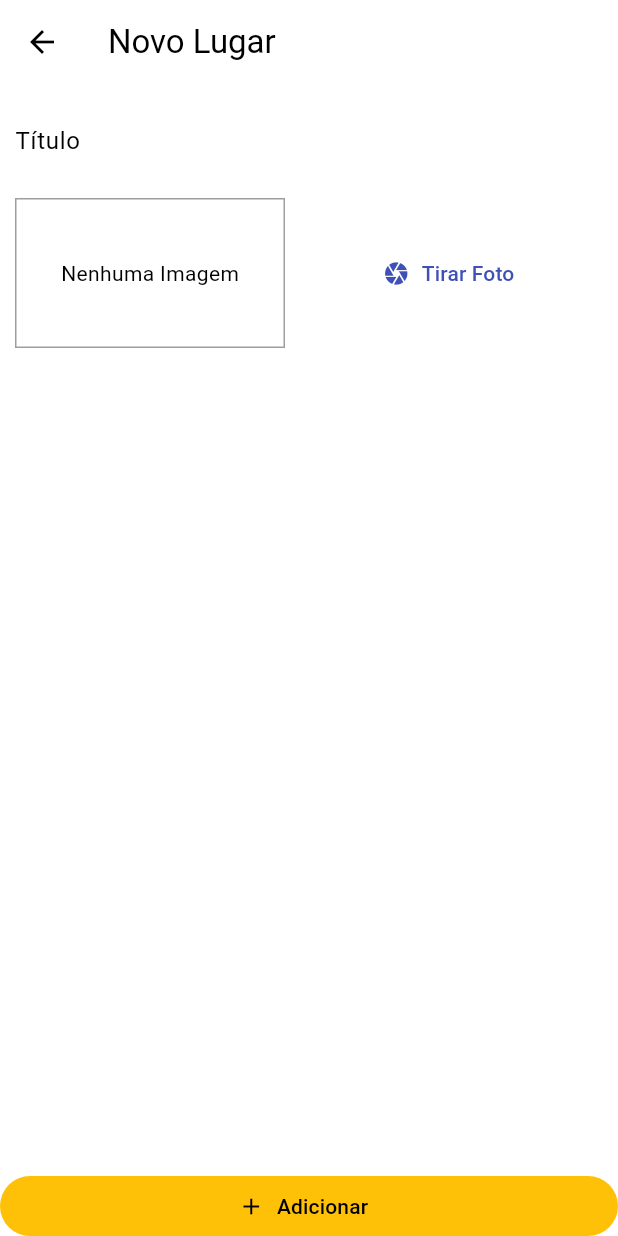
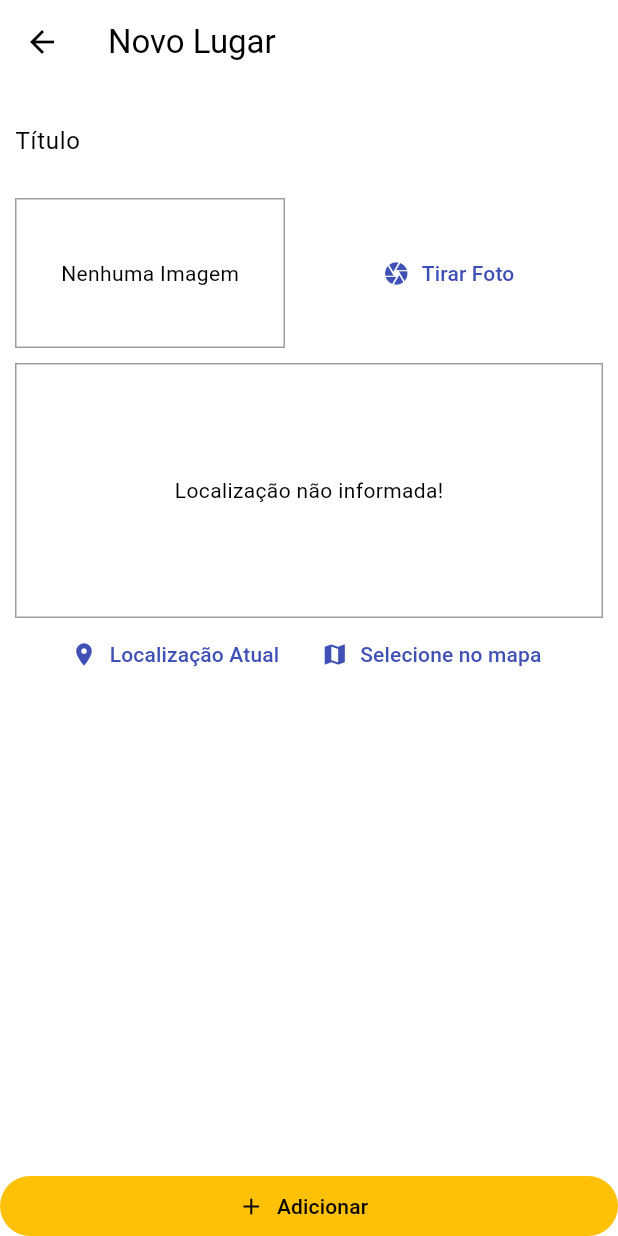
Before and after one commit to Mur1love/GrandPlaces, a Flutter app: the PlaceFormScreen screen opened by its route, on a phone screen of 412 x 824 dp. Run offline on Flutter 3.47's test engine with Material 3 defaults, Android fonts, the phone set to English and light mode, and no system bars; our stand-ins replace image_picker, location, sqflite; accounts and stored records are empty.

Commit message:
fix $ location added

```diff
--- a/lib/main.dart
+++ b/lib/main.dart
@@ -12,12 +12,15 @@ void main() {
 class MyApp extends StatelessWidget {
   const MyApp({super.key});
 
+
+
   // This widget is the root of your application.
   @override
   Widget build(BuildContext context) {
     return ChangeNotifierProvider(
       create: (ctx) => GrandPlaces(),
       child: MaterialApp(
+        debugShowCheckedModeBanner: false,
         title: 'Grand Places',
         theme: ThemeData(
           colorScheme: ColorScheme.fromSwatch().copyWith(
--- a/lib/screens/place_form_screen.dart
+++ b/lib/screens/place_form_screen.dart
@@ -3,6 +3,7 @@ import 'dart:io';
 import 'package:flutter/material.dart';
 import 'package:grand_places/providers/grand_places.dart';
 import 'package:grand_places/widgets/image_input.dart';
+import 'package:grand_places/widgets/location_input.dart';
 import 'package:provider/provider.dart';
 
 class PlaceFormScreen extends StatefulWidget {
@@ -55,9 +56,13 @@ class _PlaceFormScreenState extends State<PlaceFormScreen> {
                       ),
                     ),
                     const SizedBox(height: 10),
-                    ImageInput(onSelectImage: (pickedImage) {
-                      _selectImage(pickedImage);
-                    }),
+                    ImageInput(
+                      onSelectImage: (pickedImage) {
+                        _selectImage(pickedImage);
+                      },
+                    ),
+                    const SizedBox(height: 10),
+                    const LocationInput(),
                   ],
                 ),
               ),
--- /dev/null
+++ b/lib/utils/location_util.dart
@@ -0,0 +1,13 @@
+// ignore_for_file: constant_identifier_names
+
+const GOOGLE_API_KEY = 'AIzaSyC3C4rvohnDpgjaxkiwEfxgV55eDUr7LKA';
+const GOOGLE_API_SIGNATURE = '_5laWamllcy-A0YeJY1_I1Ol-lk=';
+
+class LocationUtil {
+  static String generateLocationPreviewImage({
+    double? latitude,
+    double? longitude,
+  }) {
+    return 'https://maps.googleapis.com/maps/api/staticmap?center=$latitude,$longitude&zoom=13&size=600x300&maptype=roadmap&markers=color:red%7Clabel:A%7C$latitude,$longitude&key=$GOOGLE_API_KEY';
+  }
+}
--- /dev/null
+++ b/lib/widgets/location_input.dart
@@ -0,0 +1,70 @@
+import 'package:flutter/material.dart';
+import 'package:grand_places/utils/location_util.dart';
+import 'package:location/location.dart';
+
+class LocationInput extends StatefulWidget {
+  const LocationInput({super.key});
+
+  @override
+  State<LocationInput> createState() => _LocationInputState();
+}
+
+class _LocationInputState extends State<LocationInput> {
+  String? _previewImageUrl;
+
+  Future<void> _getCurrentUserLocation() async {
+    final locData =  await Location().getLocation();
+
+    final staticMapImageUrl = LocationUtil.generateLocationPreviewImage(
+      latitude: locData.latitude,
+      longitude: locData.longitude,
+    );
+
+    setState(() {
+      _previewImageUrl = staticMapImageUrl;
+    });
+
+  }
+
+
+
+  @override
+  Widget build(BuildContext context) {
+    return Column(
+      children: [
+        Container(
+          height: 170,
+          width: double.infinity,
+          alignment: Alignment.center,
+          decoration: BoxDecoration(
+              border: Border.all(
+            width: 1,
+            color: Colors.grey,
+          )),
+          child: _previewImageUrl == null
+              ? const Text('Localização não informada!')
+              : Image.network(
+                  _previewImageUrl.toString(),
+                  fit: BoxFit.cover,
+                  width: double.infinity,
+                ),
+        ),
+        Row(
+          mainAxisAlignment: MainAxisAlignment.center,
+          children: [
+            TextButton.icon(
+              onPressed: _getCurrentUserLocation,
+              icon: const Icon(Icons.location_on),
+              label: const Text('Localização Atual'),
+            ),
+            TextButton.icon(
+              onPressed: () {},
+              icon: const Icon(Icons.map),
+              label: const Text('Selecione no mapa'),
+            ),
+          ],
+        )
+      ],
+    );
+  }
+}
--- a/pubspec.yaml
+++ b/pubspec.yaml
@@ -35,6 +35,8 @@ dependencies:
   path_provider: ^2.1.2
   path: ^1.8.3
   sqflite: ^2.3.0
+  location: ^5.0.3
+  google_maps_flutter: ^2.5.3
   # The following adds the Cupertino Icons font to your application.
   # Use with the CupertinoIcons class for iOS style icons.
   cupertino_icons: ^1.0.2
```
Also changed, not shown: lib/screens/map_scree.dart (added), pubspec.lock, 6 other files.
